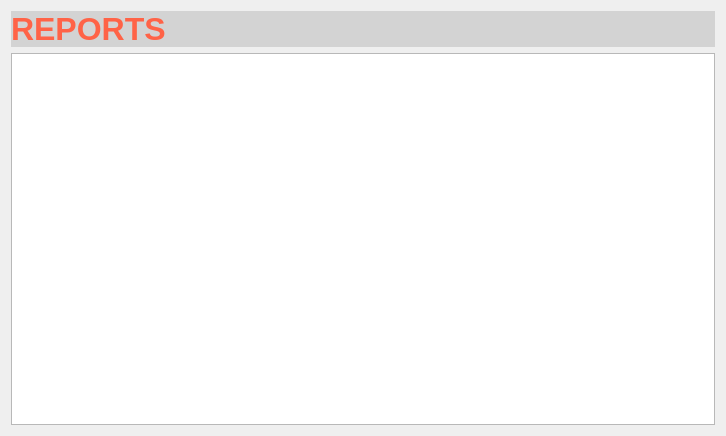
Old version of the form WareHouse/reportsdialog.ui in the repository ZeroCoolHacker/Inventory.
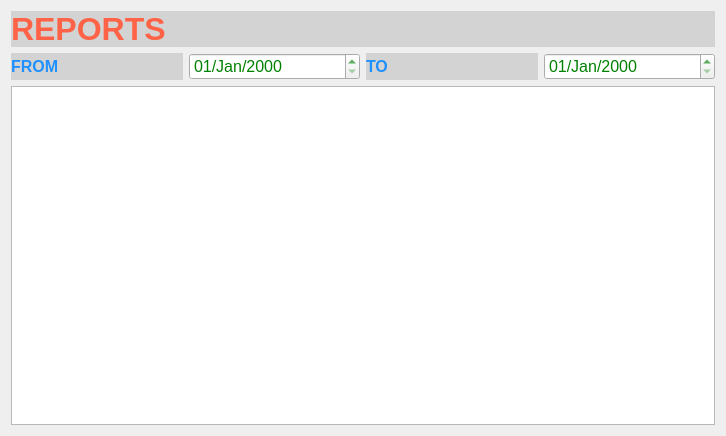
New version of the form.

Commit message: Added date fields to limit output in a given time

Diff of the .ui file:
```diff
--- a/WareHouse/reportsdialog.ui
+++ b/WareHouse/reportsdialog.ui
@@ -15,22 +15,82 @@
   </property>
   <layout class="QGridLayout" name="gridLayout">
    <item row="0" column="0">
-    <layout class="QVBoxLayout" name="verticalLayout">
+    <widget class="QLabel" name="title_label">
+     <property name="styleSheet">
+      <string notr="true">color:tomato; font-size:32px; background-color:lightgray;font-weight:600</string>
+     </property>
+     <property name="text">
+      <string>REPORTS</string>
+     </property>
+    </widget>
+   </item>
+   <item row="1" column="0">
+    <layout class="QHBoxLayout" name="horizontalLayout_3">
      <item>
-      <widget class="QLabel" name="title_label">
-       <property name="styleSheet">
-        <string notr="true">color:tomato; font-size:32px; background-color:lightgray;font-weight:600</string>
-       </property>
-       <property name="text">
-        <string>REPORTS</string>
-       </property>
-      </widget>
+      <layout class="QHBoxLayout" name="horizontalLayout">
+       <item>
+        <widget class="QLabel" name="label_3">
+         <property name="styleSheet">
+          <string notr="true">color:dodgerblue; 
+font-size:16px;
+ background-color:lightgray;
+font-weight:600;</string>
+         </property>
+         <property name="text">
+          <string>FROM</string>
+         </property>
+         <property name="buddy">
+          <cstring>itemcode_spinBox</cstring>
+         </property>
+        </widget>
+       </item>
+       <item>
+        <widget class="QDateEdit" name="from_dateEdit">
+         <property name="styleSheet">
+          <string notr="true">font-size:16px;color:green;</string>
+         </property>
+         <property name="displayFormat">
+          <string>dd/MMM/yyyy</string>
+         </property>
+        </widget>
+       </item>
+      </layout>
      </item>
      <item>
-      <widget class="QTableView" name="report_tableView"/>
+      <layout class="QHBoxLayout" name="horizontalLayout_2">
+       <item>
+        <widget class="QLabel" name="label_4">
+         <property name="styleSheet">
+          <string notr="true">color:dodgerblue; 
+font-size:16px;
+ background-color:lightgray;
+font-weight:600;</string>
+         </property>
+         <property name="text">
+          <string>TO</string>
+         </property>
+         <property name="buddy">
+          <cstring>itemcode_spinBox</cstring>
+         </property>
+        </widget>
+       </item>
+       <item>
+        <widget class="QDateEdit" name="to_dateEdit">
+         <property name="styleSheet">
+          <string notr="true">font-size:16px;color:green;</string>
+         </property>
+         <property name="displayFormat">
+          <string>dd/MMM/yyyy</string>
+         </property>
+        </widget>
+       </item>
+      </layout>
      </item>
     </layout>
    </item>
+   <item row="2" column="0">
+    <widget class="QTableView" name="report_tableView"/>
+   </item>
   </layout>
  </widget>
  <resources/>
```
